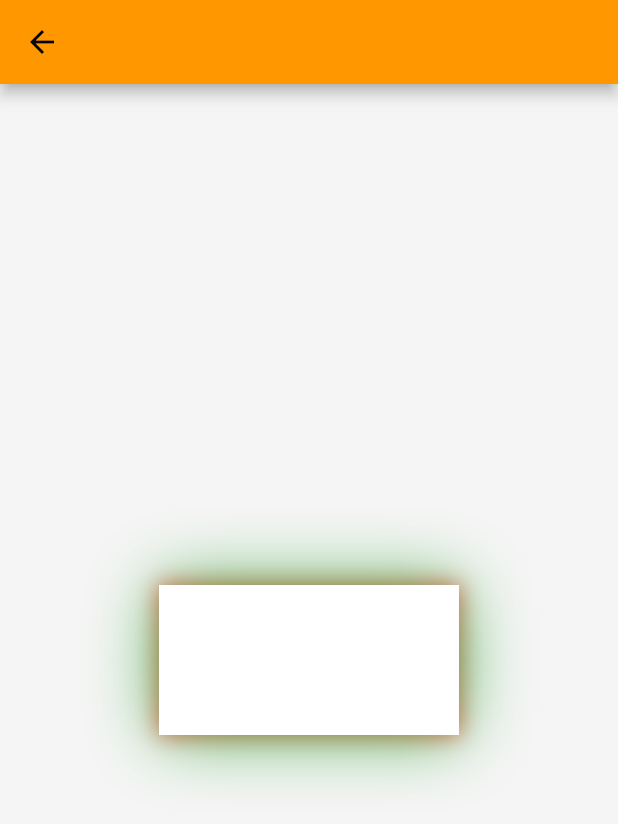
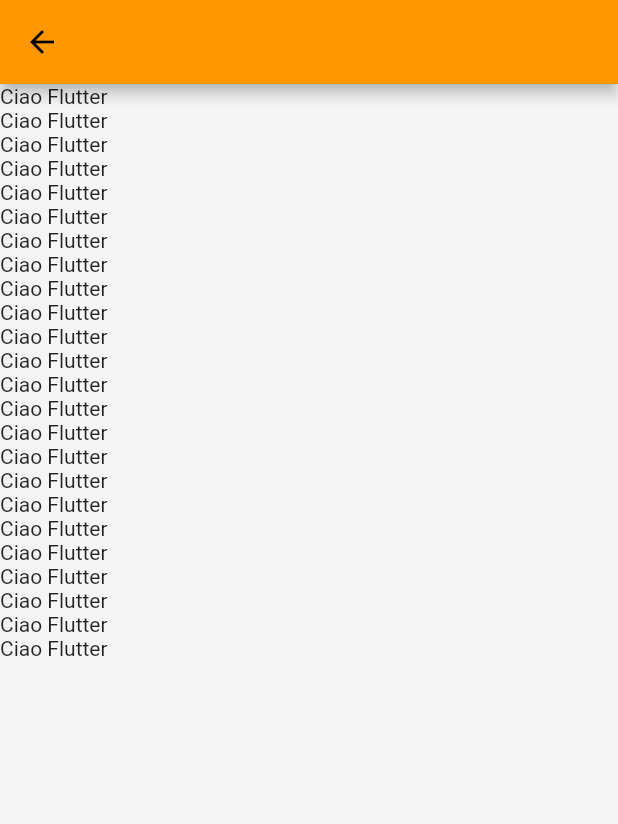
Before and after one commit to luigimicco/flutter_widgets, a Flutter app: the ContainerListWidget screen opened by its route, on a phone screen of 412 x 824 dp. Shown: the top 824 px of the screen. Run offline on Flutter 3.47's test engine with Material 2 defaults, Android fonts, the phone set to English and light mode, and no system bars.

Commit message:
fix and other widgets

```diff
--- a/lib/container_widget.dart
+++ b/lib/container_widget.dart
@@ -63,8 +63,8 @@ class ContainerShadowWidget extends StatelessWidget {
               width: 8.0,
             ),
           ),
-          child: Center(
-              child: const Text('Hello Flutter', textAlign: TextAlign.center)),
+          child:
+              Center(child: const Text('Flutter', textAlign: TextAlign.center)),
         ),
       ),
     );
@@ -114,8 +114,8 @@ class ContainerRoundedWidget extends StatelessWidget {
               color: Colors.red,
             ),
           ),
-          child: Center(
-              child: const Text('Hello Flutter', textAlign: TextAlign.center)),
+          child:
+              Center(child: const Text('Flutter', textAlign: TextAlign.center)),
         ),
       ),
     );
@@ -170,15 +170,82 @@ class ContainerListWidget extends StatelessWidget {
     return Scaffold(
       backgroundColor: Colors.grey[100],
       appBar: AppBar(),
-      body: Center(
-        child: Container(
-          height: 100.0,
-          width: 200.0,
-          decoration: BoxDecoration(color: Colors.white, boxShadow: [
-            BoxShadow(color: Colors.red, blurRadius: 12.0),
-            BoxShadow(color: Colors.green, blurRadius: 40.0)
-          ]),
-        ),
+      body: new ListView(
+        shrinkWrap: true,
+        children: <Widget>[
+          Text(
+            "Ciao Flutter",
+          ),
+          Text(
+            "Ciao Flutter",
+          ),
+          Text(
+            "Ciao Flutter",
+          ),
+          Text(
+            "Ciao Flutter",
+          ),
+          Text(
+            "Ciao Flutter",
+          ),
+          Text(
+            "Ciao Flutter",
+          ),
+          Text(
+            "Ciao Flutter",
+          ),
+          Text(
+            "Ciao Flutter",
+          ),
+          Text(
+            "Ciao Flutter",
+          ),
+          Text(
+            "Ciao Flutter",
+          ),
+          Text(
+            "Ciao Flutter",
+          ),
+          Text(
+            "Ciao Flutter",
+          ),
+          Text(
+            "Ciao Flutter",
+          ),
+          Text(
+            "Ciao Flutter",
+          ),
+          Text(
+            "Ciao Flutter",
+          ),
+          Text(
+            "Ciao Flutter",
+          ),
+          Text(
+            "Ciao Flutter",
+          ),
+          Text(
+            "Ciao Flutter",
+          ),
+          Text(
+            "Ciao Flutter",
+          ),
+          Text(
+            "Ciao Flutter",
+          ),
+          Text(
+            "Ciao Flutter",
+          ),
+          Text(
+            "Ciao Flutter",
+          ),
+          Text(
+            "Ciao Flutter",
+          ),
+          Text(
+            "Ciao Flutter",
+          ),
+        ],
       ),
     );
   }
@@ -221,7 +288,7 @@ class ContainerCircularWidget extends StatelessWidget {
             borderRadius: BorderRadius.circular(200.0),
             color: Colors.green,
           ),
-          child: Text('Hello'),
+          child: Text('Flutter'),
         ),
       ),
     );
@@ -244,7 +311,7 @@ class ContainerRadius1Widget extends StatelessWidget {
                 left: Radius.circular(20.0), right: Radius.circular(80.0)),
             color: Colors.green,
           ),
-          child: Text('Hello'),
+          child: Text('Flutter'),
         ),
       ),
     );
@@ -267,7 +334,7 @@ class ContainerRadius2Widget extends StatelessWidget {
                 top: Radius.circular(20.0), bottom: Radius.circular(80.0)),
             color: Colors.green,
           ),
-          child: Text('Hello'),
+          child: Text('Flutter'),
         ),
       ),
     );
```
Also changed, not shown: lib/button_widget.dart (+13 -31 lines), lib/main.dart (+5 -5 lines), lib/stack_widget.dart (+6 -1 lines).
